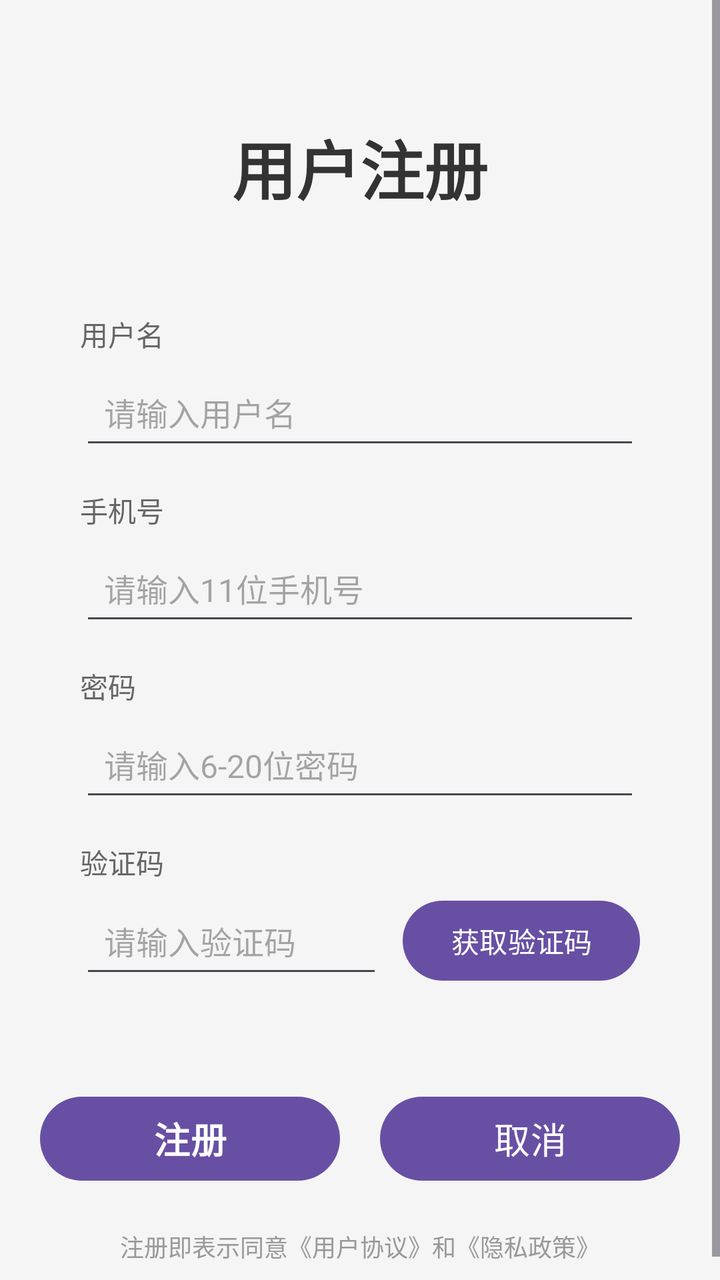
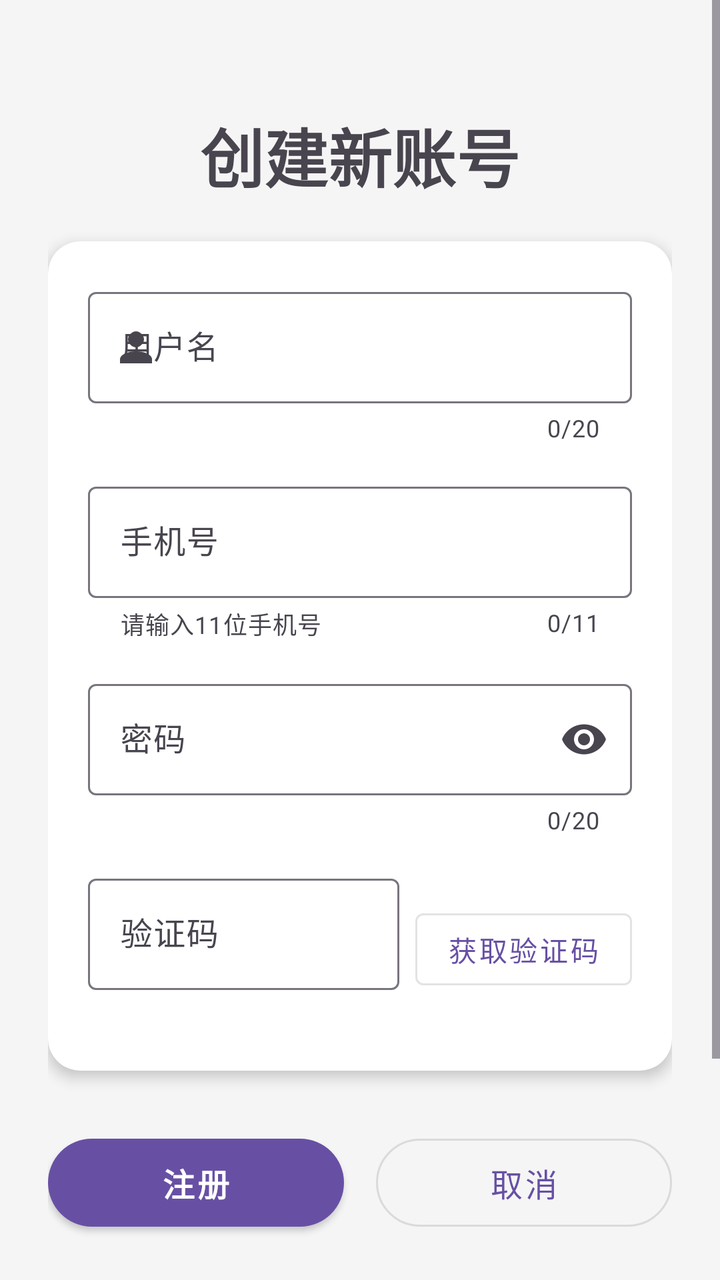

The first picture is an Android layout as it rendered before a commit; the second is the same layout after the commit. The layout source and the unified diff follow.
<!-- AndroidManifest.xml: application theme Theme.Japp -->
<!-- res/layout/activity_signup.xml -->
<?xml version="1.0" encoding="utf-8"?>
<ScrollView xmlns:android="http://schemas.android.com/apk/res/android"
    xmlns:app="http://schemas.android.com/apk/res-auto"
    android:layout_width="match_parent"
    android:layout_height="match_parent"
    android:background="#F5F5F5">

    <LinearLayout
        android:layout_width="match_parent"
        android:layout_height="wrap_content"
        android:orientation="vertical"
        android:padding="20dp">

        
        <TextView
            android:id="@+id/signup"
            android:layout_width="wrap_content"
            android:layout_height="wrap_content"
            android:layout_gravity="center"
            android:layout_marginTop="40dp"
            android:layout_marginBottom="30dp"
            android:text="用户注册"
            android:textColor="#333333"
            android:textSize="32sp"
            android:textStyle="bold" />

        
        <LinearLayout
            android:layout_width="match_parent"
            android:layout_height="wrap_content"
            android:orientation="vertical"
            android:padding="20dp">

            
            <TextView
                android:layout_width="wrap_content"
                android:layout_height="wrap_content"
                android:text="用户名"
                android:textColor="#666666"
                android:textSize="14sp" />

            <EditText
                android:id="@+id/username"
                android:layout_width="match_parent"
                android:layout_height="wrap_content"
                android:layout_marginTop="5dp"
                android:layout_marginBottom="15dp"
                android:hint="请输入用户名"
                android:maxLines="1"
                android:padding="12dp"
                android:textSize="16sp" />

            
            <TextView
                android:layout_width="wrap_content"
                android:layout_height="wrap_content"
                android:text="手机号"
                android:textColor="#666666"
                android:textSize="14sp" />

            <EditText
                android:id="@+id/phone_num"
                android:layout_width="match_parent"
                android:layout_height="wrap_content"
                android:layout_marginTop="5dp"
                android:layout_marginBottom="15dp"
                android:digits="0123456789"
                android:hint="请输入11位手机号"
                android:inputType="phone"
                android:maxLength="11"
                android:padding="12dp"
                android:textSize="16sp" />

            
            <TextView
                android:layout_width="wrap_content"
                android:layout_height="wrap_content"
                android:text="密码"
                android:textColor="#666666"
                android:textSize="14sp" />

            <EditText
                android:id="@+id/password"
                android:layout_width="match_parent"
                android:layout_height="wrap_content"
                android:layout_marginTop="5dp"
                android:layout_marginBottom="15dp"
                android:hint="请输入6-20位密码"
                android:inputType="textPassword"
                android:maxLines="1"
                android:padding="12dp"
                android:textSize="16sp" />

            
            <TextView
                android:layout_width="wrap_content"
                android:layout_height="wrap_content"
                android:text="验证码"
                android:textColor="#666666"
                android:textSize="14sp" />

            <LinearLayout
                android:layout_width="match_parent"
                android:layout_height="wrap_content"
                android:layout_marginTop="5dp"
                android:orientation="horizontal">

                <EditText
                    android:id="@+id/code"
                    android:layout_width="0dp"
                    android:layout_height="wrap_content"
                    android:layout_weight="1"
                    android:hint="请输入验证码"
                    android:maxLength="6"
                    android:padding="12dp"
                    android:textSize="16sp" />

                <Button
                    android:id="@+id/get_code"
                    android:layout_width="wrap_content"
                    android:layout_height="wrap_content"
                    android:layout_marginStart="10dp"
                    android:text="获取验证码"
                    android:textColor="#FFFFFF"
                    android:textSize="14sp" />

            </LinearLayout>

        </LinearLayout>

        
        <LinearLayout
            android:layout_width="match_parent"
            android:layout_height="wrap_content"
            android:layout_marginTop="30dp"
            android:orientation="horizontal"
            android:weightSum="2">

            <Button
                android:id="@+id/register"
                android:layout_width="0dp"
                android:layout_height="50dp"
                android:layout_weight="1"
                android:layout_marginEnd="10dp"
                android:text="注册"
                android:textColor="#FFFFFF"
                android:textSize="18sp"
                android:textStyle="bold" />

            <Button
                android:id="@+id/cancel"
                android:layout_width="0dp"
                android:layout_height="50dp"
                android:layout_weight="1"
                android:layout_marginStart="10dp"
                android:text="取消"
                android:textSize="18sp" />

        </LinearLayout>

        
        <TextView
            android:layout_width="match_parent"
            android:layout_height="wrap_content"
            android:layout_marginTop="20dp"
            android:gravity="center"
            android:text="注册即表示同意《用户协议》和《隐私政策》"
            android:textColor="#999999"
            android:textSize="12sp" />

    </LinearLayout>

</ScrollView>
<!-- resources referenced by this layout -->
<resources>
  <style name="Theme.Japp" parent="Base.Theme.Japp" />
  <style name="Base.Theme.Japp" parent="Theme.Material3.DayNight.NoActionBar">
          
          
      </style>
</resources>

<!-- the commit's change to res/layout/activity_signup.xml (unified diff, before → after) -->
@@ -3,13 +3,14 @@
     xmlns:app="http://schemas.android.com/apk/res-auto"
     android:layout_width="match_parent"
     android:layout_height="match_parent"
-    android:background="#F5F5F5">
+    android:background="#F5F5F5"
+    android:fillViewport="true">
 
     <LinearLayout
         android:layout_width="match_parent"
         android:layout_height="wrap_content"
         android:orientation="vertical"
-        android:padding="20dp">
+        android:padding="24dp">
 
         
         <TextView
@@ -17,144 +18,170 @@
             android:layout_width="wrap_content"
             android:layout_height="wrap_content"
             android:layout_gravity="center"
-            android:layout_marginTop="40dp"
-            android:layout_marginBottom="30dp"
-            android:text="用户注册"
-            android:textColor="#333333"
+            android:layout_marginTop="30dp"
+            android:layout_marginBottom="20dp"
+            android:text="创建新账号"
             android:textSize="32sp"
-            android:textStyle="bold" />
-
-        
-        <LinearLayout
-            android:layout_width="match_parent"
-            android:layout_height="wrap_content"
-            android:orientation="vertical"
-            android:padding="20dp">
-
-            
-            <TextView
-                android:layout_width="wrap_content"
-                android:layout_height="wrap_content"
-                android:text="用户名"
-                android:textColor="#666666"
-                android:textSize="14sp" />
-
-            <EditText
-                android:id="@+id/username"
-                android:layout_width="match_parent"
-                android:layout_height="wrap_content"
-                android:layout_marginTop="5dp"
-                android:layout_marginBottom="15dp"
-                android:hint="请输入用户名"
-                android:maxLines="1"
-                android:padding="12dp"
-                android:textSize="16sp" />
-
-            
-            <TextView
-                android:layout_width="wrap_content"
-                android:layout_height="wrap_content"
-                android:text="手机号"
-                android:textColor="#666666"
-                android:textSize="14sp" />
-
-            <EditText
-                android:id="@+id/phone_num"
-                android:layout_width="match_parent"
-                android:layout_height="wrap_content"
-                android:layout_marginTop="5dp"
-                android:layout_marginBottom="15dp"
-                android:digits="0123456789"
-                android:hint="请输入11位手机号"
-                android:inputType="phone"
-                android:maxLength="11"
-                android:padding="12dp"
-                android:textSize="16sp" />
-
-            
-            <TextView
-                android:layout_width="wrap_content"
-                android:layout_height="wrap_content"
-                android:text="密码"
-                android:textColor="#666666"
-                android:textSize="14sp" />
-
-            <EditText
-                android:id="@+id/password"
-                android:layout_width="match_parent"
-                android:layout_height="wrap_content"
-                android:layout_marginTop="5dp"
-                android:layout_marginBottom="15dp"
-                android:hint="请输入6-20位密码"
-                android:inputType="textPassword"
-                android:maxLines="1"
-                android:padding="12dp"
-                android:textSize="16sp" />
-
-            
-            <TextView
-                android:layout_width="wrap_content"
-                android:layout_height="wrap_content"
-                android:text="验证码"
-                android:textColor="#666666"
-                android:textSize="14sp" />
+            android:textStyle="bold"
+            android:fontFamily="sans-serif-medium"/>
+
+        
+        <androidx.cardview.widget.CardView
+            android:layout_width="match_parent"
+            android:layout_height="wrap_content"
+            app:cardCornerRadius="16dp"
+            app:cardElevation="4dp"
+            app:cardBackgroundColor="@android:color/white"
+            android:layout_marginBottom="20dp">
 
             <LinearLayout
                 android:layout_width="match_parent"
                 android:layout_height="wrap_content"
-                android:layout_marginTop="5dp"
-                android:orientation="horizontal">
-
-                <EditText
-                    android:id="@+id/code"
-                    android:layout_width="0dp"
+                android:orientation="vertical"
+                android:padding="20dp">
+
+                
+                <com.google.android.material.textfield.TextInputLayout
+                    android:id="@+id/usernameLayout"
+                    android:layout_width="match_parent"
                     android:layout_height="wrap_content"
-                    android:layout_weight="1"
-                    android:hint="请输入验证码"
-                    android:maxLength="6"
-                    android:padding="12dp"
-                    android:textSize="16sp" />
-
-                <Button
-                    android:id="@+id/get_code"
-                    android:layout_width="wrap_content"
+                    android:layout_marginBottom="16dp"
+                    android:hint="用户名"
+                    app:startIconDrawable="@drawable/ic_user"
+                    app:endIconMode="clear_text"
+                    app:boxBackgroundMode="outline"
+                    app:counterEnabled="true"
+                    app:counterMaxLength="20"
+                    app:errorEnabled="true">
+
+                    <com.google.android.material.textfield.TextInputEditText
+                        android:id="@+id/username"
+                        android:layout_width="match_parent"
+                        android:layout_height="wrap_content"
+                        android:maxLines="1"
+                        android:inputType="textPersonName"/>
+                </com.google.android.material.textfield.TextInputLayout>
+
+                
+                <com.google.android.material.textfield.TextInputLayout
+                    android:id="@+id/phoneLayout"
+                    android:layout_width="match_parent"
                     android:layout_height="wrap_content"
-                    android:layout_marginStart="10dp"
-                    android:text="获取验证码"
-                    android:textColor="#FFFFFF"
-                    android:textSize="14sp" />
+                    android:layout_marginBottom="16dp"
+                    android:hint="手机号"
+                    app:boxBackgroundMode="outline"
+                    app:counterEnabled="true"
+                    app:counterMaxLength="11"
+                    app:errorEnabled="true"
+                    app:helperText="请输入11位手机号"
+                    app:helperTextEnabled="true">
+
+                    <com.google.android.material.textfield.TextInputEditText
+                        android:id="@+id/phone_num"
+                        android:layout_width="match_parent"
+                        android:layout_height="wrap_content"
+                        android:maxLines="1"
+                        android:inputType="phone"
+                        android:maxLength="11"/>
+                </com.google.android.material.textfield.TextInputLayout>
+
+                
+                <com.google.android.material.textfield.TextInputLayout
+                    android:id="@+id/passwordLayout"
+                    android:layout_width="match_parent"
+                    android:layout_height="wrap_content"
+                    android:layout_marginBottom="16dp"
+                    android:hint="密码"
+                    app:endIconMode="password_toggle"
+                    app:boxBackgroundMode="outline"
+                    app:counterEnabled="true"
+                    app:counterMaxLength="20"
+                    app:errorEnabled="true">
+
+                    <com.google.android.material.textfield.TextInputEditText
+                        android:id="@+id/password"
+                        android:layout_width="match_parent"
+                        android:layout_height="wrap_content"
+                        android:maxLines="1"
+                        android:inputType="textPassword"/>
+                </com.google.android.material.textfield.TextInputLayout>
+
+                
+                <androidx.constraintlayout.widget.ConstraintLayout
+                    android:layout_width="match_parent"
+                    android:layout_height="wrap_content">
+
+                    <com.google.android.material.textfield.TextInputLayout
+                        android:id="@+id/codeLayout"
+                        android:layout_width="0dp"
+                        android:layout_height="wrap_content"
+                        android:hint="验证码"
+                        app:boxBackgroundMode="outline"
+                        app:errorEnabled="true"
+                        app:layout_constraintLeft_toLeftOf="parent"
+                        app:layout_constraintRight_toLeftOf="@id/get_code"
+                        app:layout_constraintTop_toTopOf="parent">
+
+                        <com.google.android.material.textfield.TextInputEditText
+                            android:id="@+id/code"
+                            android:layout_width="match_parent"
+                            android:layout_height="wrap_content"
+                            android:maxLines="1"
+                            android:inputType="number"
+                            android:maxLength="6"
+                            android:imeOptions="actionDone"/>
+
+                    </com.google.android.material.textfield.TextInputLayout>
+
+                    <com.google.android.material.button.MaterialButton
+                        android:id="@+id/get_code"
+                        android:layout_width="wrap_content"
+                        android:layout_height="wrap_content"
+                        android:text="获取验证码"
+                        style="@style/Widget.MaterialComponents.Button.OutlinedButton"
+                        app:layout_constraintLeft_toRightOf="@id/codeLayout"
+                        app:layout_constraintRight_toRightOf="parent"
+                        app:layout_constraintTop_toTopOf="@id/codeLayout"
+                        app:layout_constraintBottom_toBottomOf="@id/codeLayout"
+                        android:layout_marginStart="8dp"/>
+
+                </androidx.constraintlayout.widget.ConstraintLayout>
 
             </LinearLayout>
-
-        </LinearLayout>
+        </androidx.cardview.widget.CardView>
 
         
         <LinearLayout
             android:layout_width="match_parent"
             android:layout_height="wrap_content"
-            android:layout_marginTop="30dp"
             android:orientation="horizontal"
-            android:weightSum="2">
-
-            <Button
+            android:weightSum="2"
+            android:layout_marginTop="8dp">
+
+            <com.google.android.material.button.MaterialButton
                 android:id="@+id/register"
                 android:layout_width="0dp"
-                android:layout_height="50dp"
+                android:layout_height="56dp"
                 android:layout_weight="1"
-                android:layout_marginEnd="10dp"
+                android:layout_marginEnd="8dp"
                 android:text="注册"
-                android:textColor="#FFFFFF"
-                android:textSize="18sp"
-                android:textStyle="bold" />
-
-            <Button
+                android:textSize="16sp"
+                android:textStyle="bold"
+                app:cornerRadius="28dp"
+                app:iconGravity="textStart"
+                style="@style/Widget.MaterialComponents.Button"/>
+
+            <com.google.android.material.button.MaterialButton
                 android:id="@+id/cancel"
                 android:layout_width="0dp"
-                android:layout_height="50dp"
+                android:layout_height="56dp"
                 android:layout_weight="1"
-                android:layout_marginStart="10dp"
+                android:layout_marginStart="8dp"
                 android:text="取消"
-                android:textSize="18sp" />
+                android:textSize="16sp"
+                style="@style/Widget.MaterialComponents.Button.OutlinedButton"
+                app:cornerRadius="28dp"
+                app:iconGravity="textStart"/>
 
         </LinearLayout>
 
@@ -162,12 +189,57 @@
         <TextView
             android:layout_width="match_parent"
             android:layout_height="wrap_content"
-            android:layout_marginTop="20dp"
+            android:layout_marginTop="24dp"
+            android:layout_marginBottom="20dp"
             android:gravity="center"
-            android:text="注册即表示同意《用户协议》和《隐私政策》"
-            android:textColor="#999999"
-            android:textSize="12sp" />
-
-    </LinearLayout>
+            android:text="注册即表示同意"
+            android:textSize="13sp"/>
+
+        
+        <LinearLayout
+            android:layout_width="match_parent"
+            android:layout_height="wrap_content"
+            android:layout_marginTop="24dp"
+            android:layout_marginBottom="20dp"
+            android:gravity="center"
+            android:orientation="horizontal">
+
+            <TextView
+                android:layout_width="wrap_content"
+                android:layout_height="wrap_content"
+                android:text="注册即表示同意 "
+                android:textSize="13sp"/>
+
+            <TextView
+                android:id="@+id/user_agreement"
+                android:layout_width="wrap_content"
+                android:layout_height="wrap_content"
+                android:text="《用户协议》"
+                android:textSize="13sp"
+                android:padding="2dp"
+                android:background="?android:attr/selectableItemBackgroundBorderless"
+                android:clickable="true"
+                android:focusable="true"/>
+
+            <TextView
+                android:layout_width="wrap_content"
+                android:layout_height="wrap_content"
+                android:text=" 和 "
+                android:textSize="13sp"/>
+
+            <TextView
+                android:id="@+id/privacy_policy"
+                android:layout_width="wrap_content"
+                android:layout_height="wrap_content"
+                android:text="《隐私政策》"
+                android:textSize="13sp"
+                android:padding="2dp"
+                android:background="?android:attr/selectableItemBackgroundBorderless"
+                android:clickable="true"
+                android:focusable="true"/>
+
+        </LinearLayout>
+
+        </LinearLayout>
 
 </ScrollView>
<!-- resource entries referenced after the edit -->
@@ -1,5 +1,15 @@
 <!-- resources referenced by this layout -->
 <resources>
+  <!-- drawable ic_user (drawable) -->
+  <vector xmlns:android="http://schemas.android.com/apk/res/android"
+      android:width="24dp"
+      android:height="24dp"
+      android:viewportWidth="24"
+      android:viewportHeight="24">
+      <path
+          android:fillColor="#2196F3"
+          android:pathData="M12,4C14,4 16,6 16,8C16,10 14,12 12,12C10,12 8,10 8,8C8,6 10,4 12,4M12,14C16.42,14 20,15.79 20,18V20H4V18C4,15.79 7.58,14 12,14Z"/>
+  </vector>
   <style name="Theme.Japp" parent="Base.Theme.Japp" />
   <style name="Base.Theme.Japp" parent="Theme.Material3.DayNight.NoActionBar">
           
